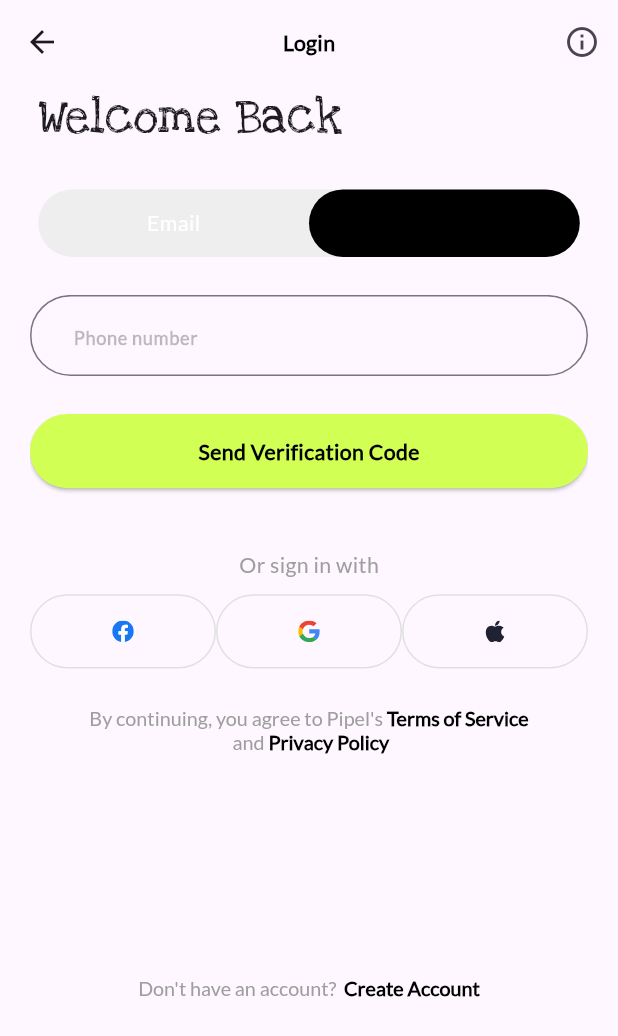
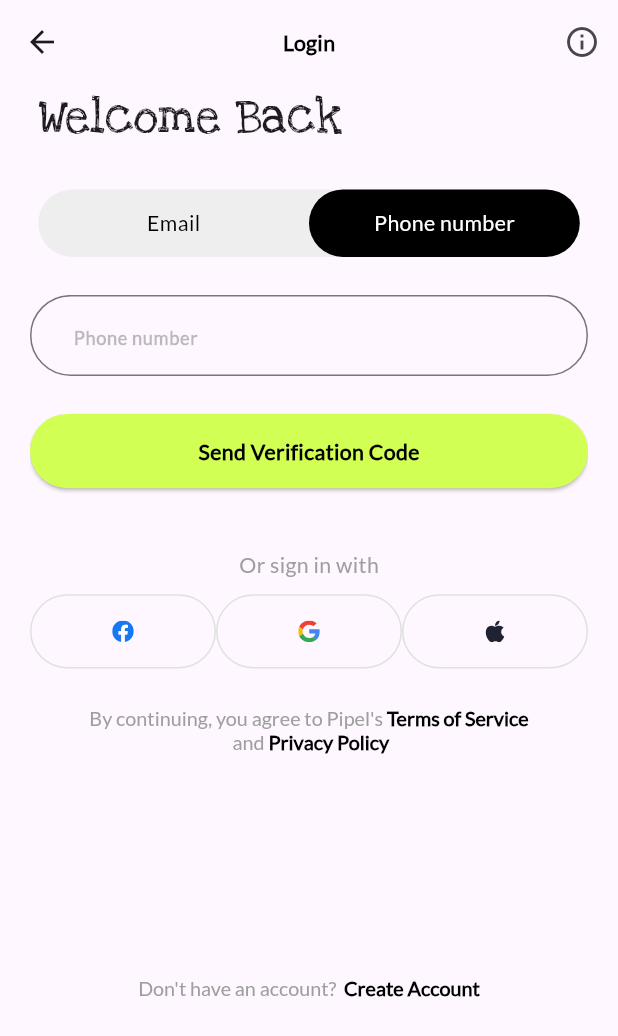
Before and after one commit to Olamidotune/Rootscards, a Flutter app: the SignInScreen screen opened by its route, tab 2 chosen, on a phone screen of 412 x 824 dp. Shown: the top 1036 px of the screen. Run offline on Flutter 3.47's test engine with Material 3 defaults, Android fonts, the light colour scheme and no system bars; our stand-ins replace bloc, carousel_slider, device_info_plus, email_validator, equatable, flutter_bloc and 6 more; accounts and stored records are empty; Roboto replaces fonts that are missing (lato).

Commit message:
refactor: refactored code

```diff
--- a/lib/src/presentation/screens/auth/sign_in/sign_in.dart
+++ b/lib/src/presentation/screens/auth/sign_in/sign_in.dart
@@ -36,6 +36,7 @@ class SignInScreen extends HookWidget {
     final busy = useState(false);
     final obscurePassword = useState(true);
     final isRemembered = useState(false);
+    final currentIndex = useState(0);
     final phoneNumberController = useTextEditingController();
 
     Future<void> getEmail() async {
@@ -44,9 +45,14 @@ class SignInScreen extends HookWidget {
     }
 
     useEffect(() {
+      void listener() {
+        currentIndex.value = tabController.index;
+      }
+      tabController.addListener(listener);
       getEmail();
-      return null;
-    }, []);
+      return () => tabController.removeListener(listener);
+    }, [tabController]);
+
     final double height =
         MediaQuery.of(context).size.height - MediaQuery.of(context).padding.top;
     return Scaffold(
@@ -108,7 +114,6 @@ class SignInScreen extends HookWidget {
                     onTap: (value) {
                       WidgetsBinding.instance.addPostFrameCallback((timeStamp) {
                         tabController.animateTo(value);
-                        print(value);
                       });
                     },
                     indicator: BoxDecoration(
@@ -120,14 +125,12 @@ class SignInScreen extends HookWidget {
                       Tab(
                         child: Text(
                           "Email",
-                          style: Theme.of(context)
-                              .textTheme
-                              .bodyMedium
-                              ?.copyWith(
-                                color: tabController.index == 0
-                                    ? Colors.white
-                                    : Colors.black,
-                                 ),
+                          style:
+                              Theme.of(context).textTheme.bodyMedium?.copyWith(
+                                    color: tabController.index == 0
+                                        ? Colors.white
+                                        : Colors.black,
+                                  ),
                         ),
                       ),
                       Tab(
@@ -224,7 +227,7 @@ class SignInScreen extends HookWidget {
                                               children: [
                                                 Checkbox(
                                                   value: isRemembered.value,
-                                                  checkColor:BLACK ,
+                                                  checkColor: BLACK,
                                                   activeColor: BUTTONGREEN,
                                                   onChanged:
                                                       (bool? checkTerms) {
--- a/lib/src/presentation/screens/auth/sign_up/sign_up.dart
+++ b/lib/src/presentation/screens/auth/sign_up/sign_up.dart
@@ -62,7 +62,7 @@ class SignUpScreen extends HookWidget {
               }
             }
             if (state is CheckSignUpMailFailed) {
-              CustomSnackbar.show(context, state.error, isError: true);
+              CustomSnackbar.show(context, state.error, isError: false);
               Navigator.of(context).pushNamed(SecondSignUpScreen.routeName);
             } else if (state is CheckSignUpMailError) {
               CustomSnackbar.show(context, state.error, isError: true);
--- a/lib/src/shared/widgets/custom_snackbar.dart
+++ b/lib/src/shared/widgets/custom_snackbar.dart
@@ -1,4 +1,5 @@
 import 'package:flutter/material.dart';
+import 'package:rootscards/config/colors.dart';
 
 class CustomSnackbar {
   static void show(
@@ -17,7 +18,7 @@ class CustomSnackbar {
       ),
       dismissDirection: DismissDirection.horizontal,
       behavior: SnackBarBehavior.floating,
-      backgroundColor: isError ? Colors.red : Colors.green,
+      backgroundColor: isError ? ERROR : Colors.green,
       margin: const EdgeInsets.all(10),
       shape: RoundedRectangleBorder(
         borderRadius: BorderRadius.circular(10),
```
